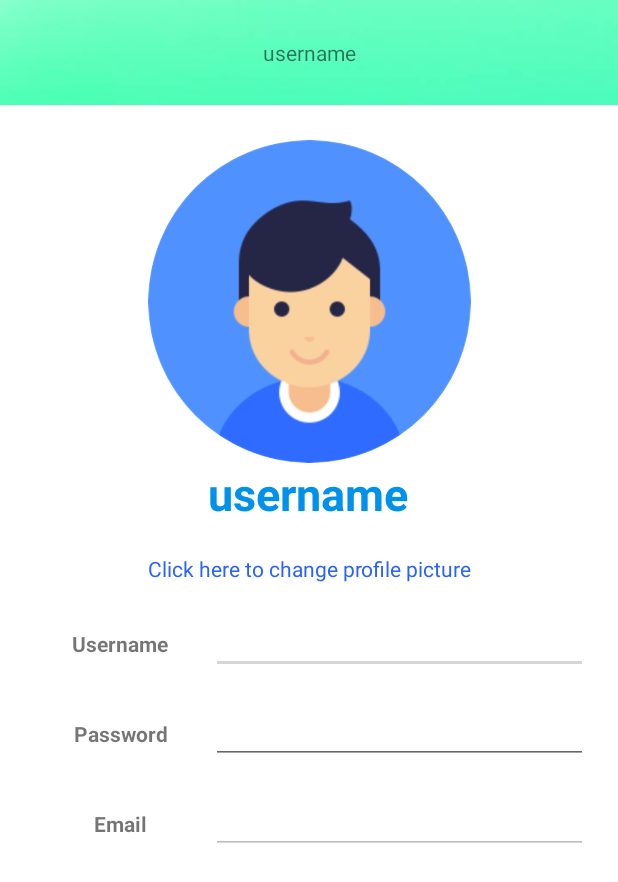
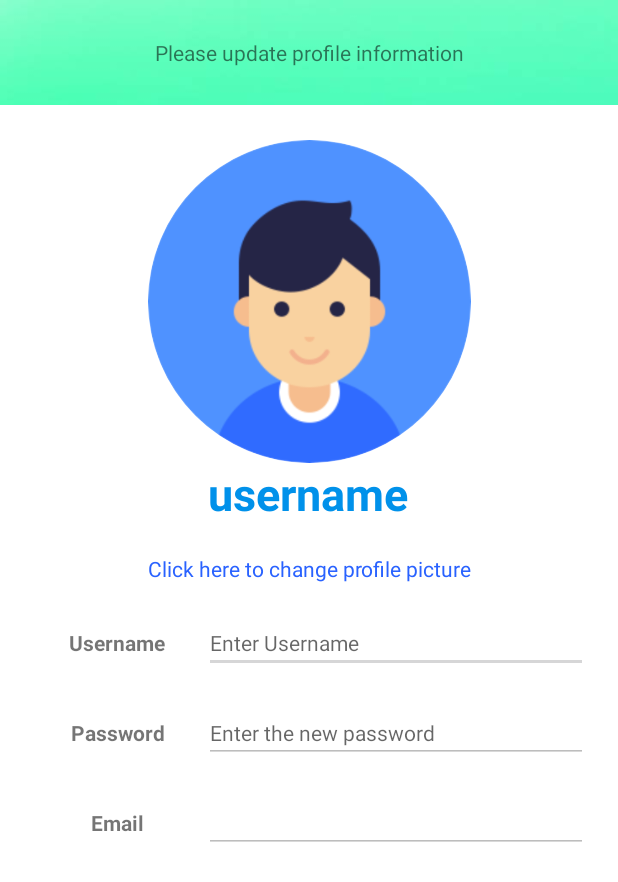
Before and after one commit to LethDz/ChatOn, an Android app: the screen it shows after launch once a user with an empty profile is signed in (ProfileActivity), on a phone screen of 412 x 824 dp. Shown: the top 882 px of the screen. Run offline under Robolectric (Android 15) with nearby library versions, the phone set to English and light mode, and no system bars; our stand-ins replace Firebase (no records; nobody signed in at launch, a user with empty details on screens opened directly); pictures from the network do not load.

Commit message:
007/Fix_profile_activity

```diff
--- a/app/src/main/java/com/lethdz/onlinechatdemo/ProfileActivity.java
+++ b/app/src/main/java/com/lethdz/onlinechatdemo/ProfileActivity.java
@@ -88,8 +88,10 @@ public class ProfileActivity extends AppCompatActivity {
         } else if (!textChangePassword.getText().toString().equals("")) {
                 buttonCancel.setVisibility(View.VISIBLE);
                 buttonSave.setVisibility(View.VISIBLE);
+        } else if (textChangePassword.getText().toString().equals("")) {
+            buttonCancel.setVisibility(View.INVISIBLE);
+            buttonSave.setVisibility(View.INVISIBLE);
         }
-
     }
 
     // ------ Log Out button -----
@@ -228,6 +230,8 @@ public class ProfileActivity extends AppCompatActivity {
                 buttonCancel.setVisibility(View.INVISIBLE);
                 imageBack.setVisibility(View.INVISIBLE);
                 buttonLogOut.setVisibility(View.INVISIBLE);
+                textTopUsername.setText("Please update profile information");
+                textChangePassword.setEnabled(false);
                 Toast.makeText(this, "Please enter your username and select profile picture",
                         Toast.LENGTH_SHORT).show();
             }
@@ -243,6 +247,7 @@ public class ProfileActivity extends AppCompatActivity {
             @Override
             public void onTextChanged(CharSequence s, int start, int before, int count) {
                 checkRequiredField();
+                setTextUserChange(s);
             }
 
             @Override
@@ -268,6 +273,16 @@ public class ProfileActivity extends AppCompatActivity {
         });
     }
 
+    public void setTextUserChange(CharSequence input) {
+        if (textChangeUsername.getText().toString().equals("")) {
+            textTopUsername.setText("Please update profile information");
+            textMidUsername.setText("username");
+        } else {
+            textTopUsername.setText(input);
+            textMidUsername.setText(input);
+        }
+    }
+
     //Tap the back icon to get back to home screen.
     public void backOnClick(View view){
         onBackPressed();
--- a/app/src/main/res/layout/activity_profile.xml
+++ b/app/src/main/res/layout/activity_profile.xml
@@ -26,14 +26,12 @@
         android:layout_width="match_parent"
         android:layout_height="wrap_content"
         android:background="#00FFFFFF"
-        app:layout_constraintBottom_toBottomOf="parent"
         app:layout_constraintEnd_toEndOf="parent"
 
 
         app:layout_constraintHorizontal_bias="0.0"
         app:layout_constraintStart_toStartOf="parent"
-        app:layout_constraintTop_toTopOf="parent"
-        app:layout_constraintVertical_bias="0.0">
+        app:layout_constraintTop_toTopOf="parent">
 
         <ImageView
             android:id="@+id/imageBack"
@@ -53,7 +51,6 @@
             android:id="@+id/textTopUsername"
             android:layout_width="wrap_content"
             android:layout_height="wrap_content"
-            android:text="username"
             app:layout_constraintBottom_toBottomOf="parent"
             app:layout_constraintEnd_toEndOf="parent"
             app:layout_constraintStart_toStartOf="parent"
@@ -105,7 +102,6 @@
             android:autoSizeMaxTextSize="30sp"
             android:autoSizeMinTextSize="12sp"
             android:autoSizeTextType="uniform"
-            android:autoText="false"
             android:maxLines="1"
             android:text="username"
             android:textColor="#0091EA"
@@ -146,10 +142,11 @@
             <TextView
                 android:id="@+id/textChangeProfilePicture"
                 android:layout_width="match_parent"
-                android:layout_height="60dp"
+                android:layout_height="wrap_content"
                 android:autoSizeTextType="none"
                 android:onClick="changePPOnClick"
                 android:paddingTop="20dp"
+                android:paddingBottom="20dp"
                 android:text="Click here to change profile picture"
                 android:textAlignment="center"
                 android:textColor="#2962FF"
@@ -179,10 +176,12 @@
 
                 <EditText
                     android:id="@+id/textChangeUsername"
-                    android:layout_width="150dp"
+                    android:layout_width="wrap_content"
                     android:layout_height="wrap_content"
                     android:layout_weight="1"
+                    android:autofillHints="true"
                     android:ems="10"
+                    android:hint="@string/username_hint"
                     android:inputType="textPersonName"
                     android:textSize="14sp" />
             </LinearLayout>
@@ -209,10 +208,12 @@
 
                 <EditText
                     android:id="@+id/textChangePassword"
-                    android:layout_width="150dp"
+                    android:layout_width="wrap_content"
                     android:layout_height="wrap_content"
                     android:layout_weight="1"
+                    android:autofillHints="true"
                     android:ems="10"
+                    android:hint="@string/password_profile_hint"
                     android:inputType="textPassword"
                     android:textSize="14sp" />
             </LinearLayout>
@@ -239,7 +240,7 @@
 
                 <EditText
                     android:id="@+id/textChangeEmail"
-                    android:layout_width="150dp"
+                    android:layout_width="wrap_content"
                     android:layout_height="wrap_content"
                     android:layout_weight="1"
                     android:ems="10"
@@ -254,17 +255,15 @@
             android:id="@+id/buttonSave"
             android:layout_width="50dp"
             android:layout_height="50dp"
-            android:layout_marginTop="27dp"
-            android:layout_marginBottom="41dp"
             android:background="@drawable/profile_save_icon"
             android:onClick="saveOnClick"
             android:visibility="visible"
             app:layout_constraintBottom_toBottomOf="parent"
             app:layout_constraintEnd_toEndOf="parent"
-            app:layout_constraintHorizontal_bias="0.678"
+            app:layout_constraintHorizontal_bias="0.728"
             app:layout_constraintStart_toStartOf="parent"
             app:layout_constraintTop_toBottomOf="@+id/Options"
-            app:layout_constraintVertical_bias="0.4" />
+            app:layout_constraintVertical_bias="0.5" />
 
         <Button
             android:id="@+id/buttonCancel"
@@ -274,10 +273,10 @@
             android:onClick="cancelOnClick"
             android:visibility="visible"
             app:layout_constraintBottom_toBottomOf="parent"
-            app:layout_constraintEnd_toEndOf="parent"
-            app:layout_constraintHorizontal_bias="0.29"
+            app:layout_constraintEnd_toStartOf="@+id/buttonSave"
+            app:layout_constraintHorizontal_bias="0.494"
             app:layout_constraintStart_toStartOf="parent"
             app:layout_constraintTop_toBottomOf="@+id/Options"
-            app:layout_constraintVertical_bias="0.396" />
+            app:layout_constraintVertical_bias="0.5" />
     </androidx.constraintlayout.widget.ConstraintLayout>
 </androidx.constraintlayout.widget.ConstraintLayout>
--- a/app/src/main/res/values/strings.xml
+++ b/app/src/main/res/values/strings.xml
@@ -5,6 +5,8 @@
     <string name="search_hint">Guess What</string>
     <string name="home_friend">Find Dudes</string>
     <string name="home_chat">Chat Room</string>
+    <string name="username_hint">Enter Username</string>
+    <string name="password_profile_hint">Enter the new password</string>
 
     <!-- TODO: Remove or change this placeholder text -->
     <string name="hello_blank_fragment">Hello blank fragment</string>
```
